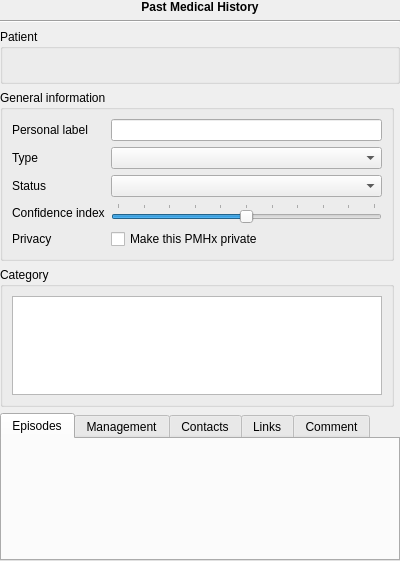
Old version of the form plugins/pmhplugin/pmhviewer.ui in the repository FreeHealth/freehealth.
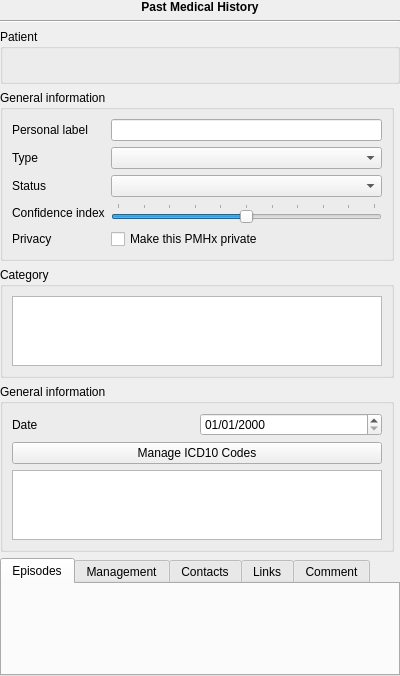
New version of the form. Custom widgets are drawn as their Qt base class.

The edit to the form file:
```diff
--- a/plugins/pmhplugin/pmhviewer.ui
+++ b/plugins/pmhplugin/pmhviewer.ui
@@ -138,7 +138,7 @@
      </layout>
     </widget>
    </item>
-   <item row="5" column="0" colspan="2">
+   <item row="6" column="0" colspan="2">
     <widget class="QTabWidget" name="tabWidget">
      <property name="currentIndex">
       <number>0</number>
@@ -199,6 +199,39 @@
      </layout>
     </widget>
    </item>
+   <item row="5" column="0">
+    <widget class="QGroupBox" name="simpleBox">
+     <property name="title">
+      <string>General information</string>
+     </property>
+     <layout class="QGridLayout" name="gridLayout_7">
+      <item row="0" column="0">
+       <widget class="QLabel" name="label_7">
+        <property name="text">
+         <string>Date</string>
+        </property>
+       </widget>
+      </item>
+      <item row="0" column="1">
+       <widget class="QDateEdit" name="simple_date">
+        <property name="displayFormat">
+         <string>dd/MM/yyyy</string>
+        </property>
+       </widget>
+      </item>
+      <item row="1" column="0" colspan="2">
+       <widget class="QPushButton" name="simple_icd10">
+        <property name="text">
+         <string>Manage ICD10 Codes</string>
+        </property>
+       </widget>
+      </item>
+      <item row="2" column="0" colspan="2">
+       <widget class="QListView" name="icdCodes"/>
+      </item>
+     </layout>
+    </widget>
+   </item>
   </layout>
  </widget>
  <customwidgets>
```
